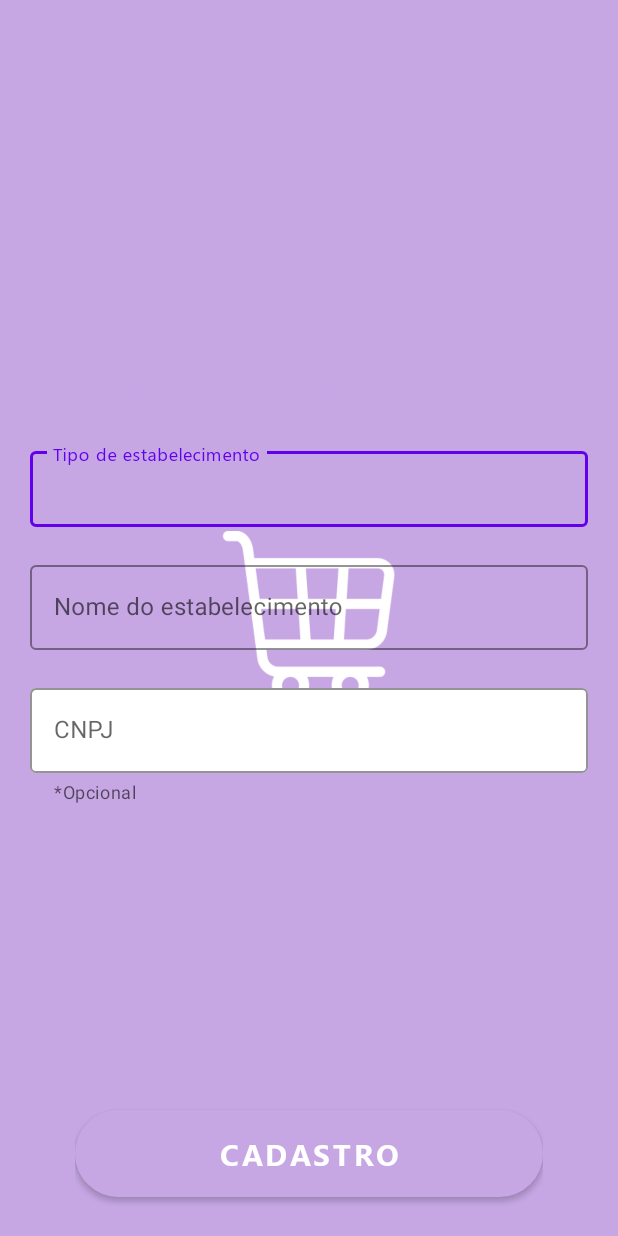
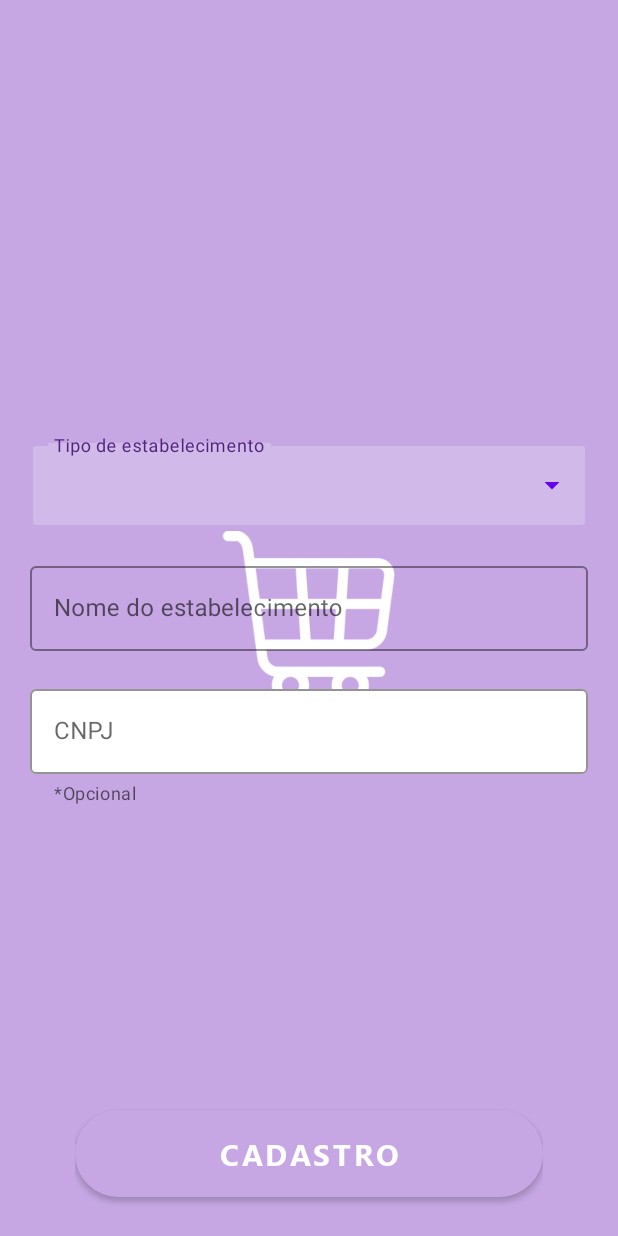
Before and after one commit to Munizzs/DeBairro_TCC, an Android app: the layout cadastro_administrador_layout.xml on its own in the app's theme, with its tools: preview values and no code run, on a phone screen of 412 x 824 dp. Run offline under Robolectric (Android 15) with nearby library versions, the phone set to English and light mode, and no system bars.

Commit message:
Correção de erro, dropdown feito com sucesso, traduções, intents entre telas

```diff
--- a/app/src/main/java/com/example/debairro_tcc/Cadastro2Activity.java
+++ b/app/src/main/java/com/example/debairro_tcc/Cadastro2Activity.java
@@ -21,11 +21,9 @@
         setContentView(R.layout.cadastro2_layout);
         getSupportActionBar().hide();
 
-        mViewHolder.spnSexo = (Spinner) findViewById(R.id.spn_Sexo);
+
         mViewHolder.btnLogin2 = findViewById(R.id.btn_Login2);
 
-        ArrayAdapter adapter = ArrayAdapter.createFromResource(this, R.array.Sexo, android.R.layout.simple_spinner_item);
-        mViewHolder.spnSexo.setAdapter(adapter);
 
         mViewHolder.btnLogin2.setOnClickListener(new View.OnClickListener() {
             @Override
@@ -39,6 +37,6 @@
 
     public static class ViewHolder {
         Button btnLogin2;
-        Spinner spnSexo;
+
     }
 }
--- a/app/src/main/java/com/example/debairro_tcc/CadastroTipoContaActivity.java
+++ b/app/src/main/java/com/example/debairro_tcc/CadastroTipoContaActivity.java
@@ -2,9 +2,12 @@
 
 import androidx.appcompat.app.AppCompatActivity;
 
+import android.content.Intent;
 import android.os.Bundle;
+import android.view.View;
 import android.widget.ArrayAdapter;
 import android.widget.AutoCompleteTextView;
+import android.widget.Button;
 import android.widget.Spinner;
 
 import com.google.android.material.textfield.TextInputLayout;
@@ -46,6 +49,7 @@
     public static class ViewHolder{
         TextInputLayout tilTipo;
         AutoCompleteTextView actTipo;
+        Button btnProximo;
 
 
     }
--- a/app/src/main/res/layout/activity_cadastro_administrador_layout.xml
+++ b/app/src/main/res/layout/cadastro_administrador_layout.xml
@@ -4,15 +4,14 @@
     xmlns:tools="http://schemas.android.com/tools"
     android:layout_width="match_parent"
     android:layout_height="match_parent"
-    tools:context=".CadastroAdministrador"
-    android:layout_margin="20sp">
+    android:layout_margin="20sp"
+    tools:context=".CadastroAdministrador">
 
     <LinearLayout
         android:layout_width="match_parent"
         android:layout_height="wrap_content"
         android:layout_alignParentTop="true"
-        android:orientation="vertical"
-       >
+        android:orientation="vertical">
 
 
         <ImageView
@@ -29,83 +28,73 @@
             android:layout_width="wrap_content"
             android:layout_height="match_parent"
             android:fontFamily="@font/segoe_ui_bold"
-            android:text="Já estamos quase finalizando"
+            android:text="@string/Ja_estamos_quase_finalizando"
             android:textColor="@color/Cor_principal"
             android:textSize="22sp" />
-
-        <Space
-            android:layout_width="match_parent"
-            android:layout_height="25sp"/>
 
 
 
 
         <com.google.android.material.textfield.TextInputLayout
             android:id="@+id/til_TipoDeEstabelecimento"
+            style="@style/Widget.MaterialComponents.TextInputLayout.OutlinedBox.ExposedDropdownMenu"
             android:layout_width="match_parent"
             android:layout_height="wrap_content"
-            style="@style/Widget.MaterialComponents.TextInputLayout.OutlinedBox"
-
+            android:layout_marginTop="20sp"
+            android:layout_marginBottom="20sp"
+            app:boxStrokeColor="@color/Cor_principal"
+            app:hintTextColor="#51247C"
+            android:hint="@string/TipoEstabelecimento"
             >
 
-                <AutoCompleteTextView
+            <AutoCompleteTextView
                 android:id="@+id/act_TipoDeEstabelecimento"
                 android:layout_width="match_parent"
                 android:layout_height="wrap_content"
-                android:background="@null"
-                android:hint="@string/TipoEstabelecimento"
-                    android:fontFamily="@font/segoe_ui"
-                    android:layout_marginTop="20sp"
-                    android:layout_marginBottom="20sp"
-                    android:padding="15sp"
-                    android:textSize="16.7sp"
+                android:inputType="none"
 
-                    />
+                />
 
         </com.google.android.material.textfield.TextInputLayout>
 
 
-
         <com.google.android.material.textfield.TextInputLayout
+            style="@style/Widget.MaterialComponents.TextInputLayout.OutlinedBox"
             android:layout_width="match_parent"
             android:layout_height="match_parent"
+            android:layout_marginBottom="20sp"
+            android:fontFamily="@font/segoe_ui"
             android:hint="@string/NomeEstabelecimento"
-            android:fontFamily="@font/segoe_ui"
             app:boxStrokeColor="@color/Cor_principal"
             app:hintTextColor="#51247C"
-            style="@style/Widget.MaterialComponents.TextInputLayout.OutlinedBox"
-            android:layout_marginBottom="20sp"
 
             >
 
             <com.google.android.material.textfield.TextInputEditText
-                android:inputType="textEmailAddress"
                 android:layout_width="match_parent"
                 android:layout_height="wrap_content"
-            />
-            </com.google.android.material.textfield.TextInputLayout>
-
+                android:inputType="text" />
+        </com.google.android.material.textfield.TextInputLayout>
 
 
         <com.google.android.material.textfield.TextInputLayout
+            style="@style/Widget.MaterialComponents.TextInputLayout.OutlinedBox"
             android:layout_width="match_parent"
             android:layout_height="match_parent"
+            android:layout_marginBottom="20sp"
+            android:fontFamily="@font/segoe_ui"
             android:hint="@string/CNPJ"
-            android:fontFamily="@font/segoe_ui"
             app:boxBackgroundColor="@color/white"
             app:boxStrokeColor="@color/Cor_principal"
+            app:helperText="*Opcional"
             app:hintTextColor="#51247C"
-            android:layout_marginBottom="20sp"
-            app:helperText="*Opcional"
-            style="@style/Widget.MaterialComponents.TextInputLayout.OutlinedBox"
 
             >
 
             <com.google.android.material.textfield.TextInputEditText
-                android:inputType="number"
                 android:layout_width="match_parent"
                 android:layout_height="wrap_content"
-                />
+                android:inputType="number" />
 
         </com.google.android.material.textfield.TextInputLayout>
 
```
Also changed, not shown: app/src/main/AndroidManifest.xml (+4 -3 lines), app/src/main/java/com/example/debairro_tcc/CadastroAdministrador.java (+20 -22 lines), app/src/main/res/layout/cadastro2_layout.xml (+2 -6 lines), app/src/main/res/layout/cadastro_tipo_conta_layout.xml (+8 -8 lines), app/src/main/res/layout/dropdown_item.xml (added, +9 -0 lines), app/src/main/res/values/strings.xml (+6 -5 lines), 2 other files.
